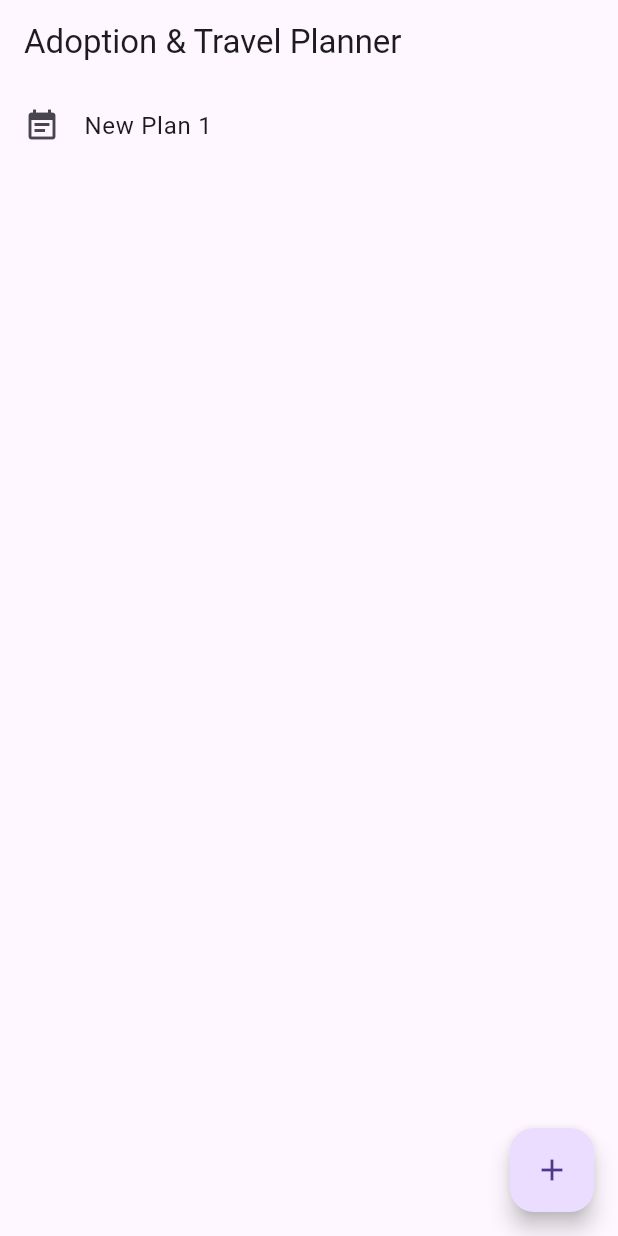
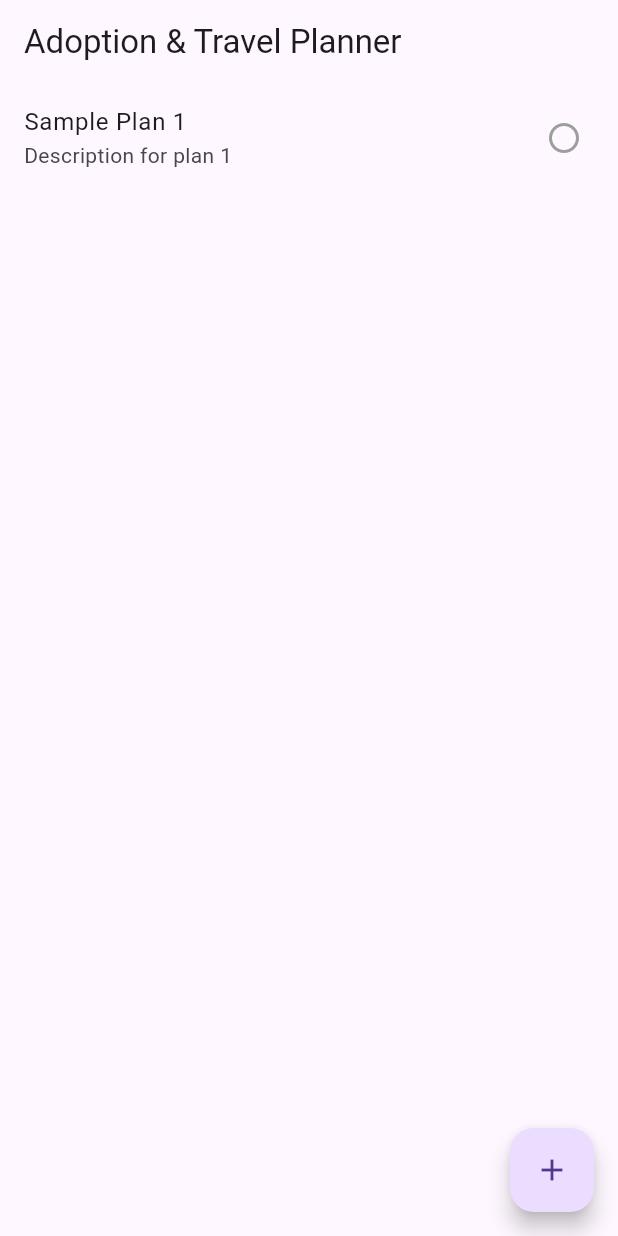
Before and after one commit to Gregory-Vaughan/cw4, a Flutter app: the screen it shows after launch, after a tap on the "add" icon, on a phone screen of 412 x 824 dp. Run offline on Flutter 3.47's test engine with Material 3 defaults, Android fonts, the phone set to English and light mode, and no system bars.

Commit message:
3rd commit, added Plan class into code.

```diff
--- a/lib/main.dart
+++ b/lib/main.dart
@@ -12,12 +12,25 @@ class AdoptionTravelPlannerApp extends StatelessWidget {
     return MaterialApp(
       debugShowCheckedModeBanner: false,
       title: 'Adoption & Travel Planner',
-      theme: ThemeData(
-        primarySwatch: Colors.blue,
-      ),
+      theme: ThemeData(primarySwatch: Colors.blue),
       home: const PlanManagerScreen(),
     );
   }
+}
+
+
+class Plan {
+  String name;
+  String description;
+  DateTime date;
+  bool isCompleted;
+
+  Plan({
+    required this.name,
+    required this.description,
+    required this.date,
+    this.isCompleted = false,
+  });
 }
 
 class PlanManagerScreen extends StatefulWidget {
@@ -28,7 +41,7 @@ class PlanManagerScreen extends StatefulWidget {
 }
 
 class _PlanManagerScreenState extends State<PlanManagerScreen> {
-  final List<String> plans = [];
+  final List<Plan> plans = [];
 
   @override
   Widget build(BuildContext context) {
@@ -39,23 +52,31 @@ class _PlanManagerScreenState extends State<PlanManagerScreen> {
           : ListView.builder(
               itemCount: plans.length,
               itemBuilder: (context, index) {
+                final plan = plans[index];
                 return ListTile(
-                  title: Text(plans[index]),
-                  leading: const Icon(Icons.event_note),
+                  title: Text(plan.name),
+                  subtitle: Text(plan.description),
+                  trailing: Icon(
+                    plan.isCompleted ? Icons.check_circle : Icons.radio_button_unchecked,
+                    color: plan.isCompleted ? Colors.green : Colors.grey,
+                  ),
                 );
               },
             ),
       floatingActionButton: FloatingActionButton(
-        onPressed: _createPlan,
+        onPressed: _createSamplePlan,
         child: const Icon(Icons.add),
       ),
     );
   }
 
-  void _createPlan() {
-
+  void _createSamplePlan() {
     setState(() {
-      plans.add('New Plan ${plans.length + 1}');
+      plans.add(Plan(
+        name: 'Sample Plan ${plans.length + 1}',
+        description: 'Description for plan ${plans.length + 1}',
+        date: DateTime.now(),
+      ));
     });
   }
 }
```
